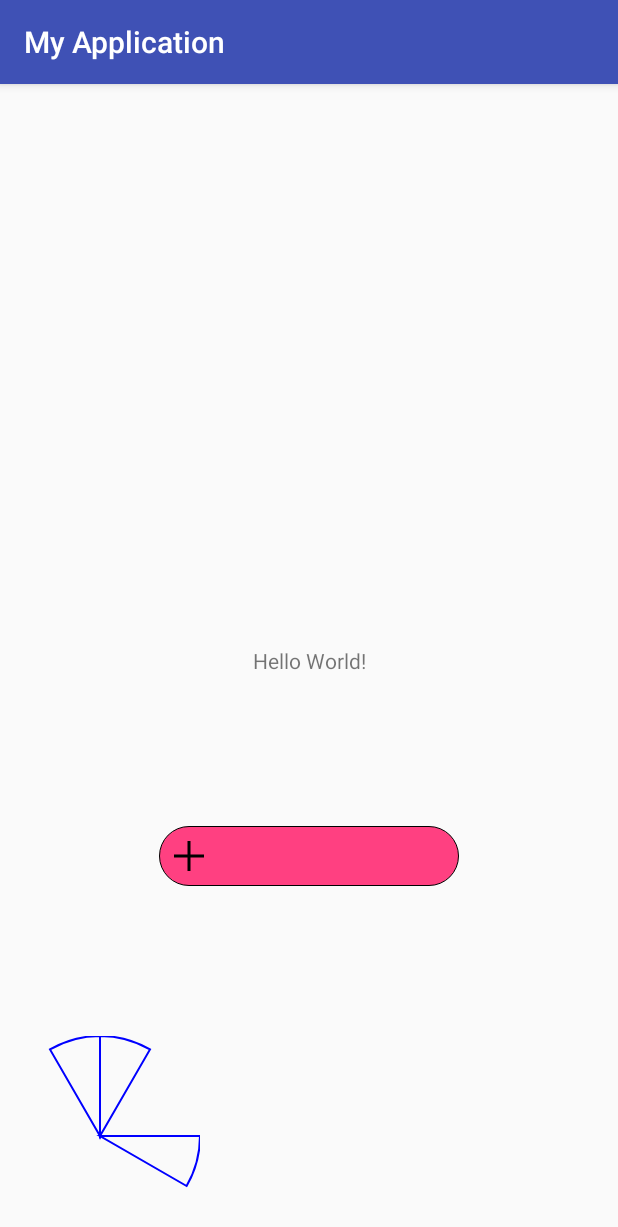
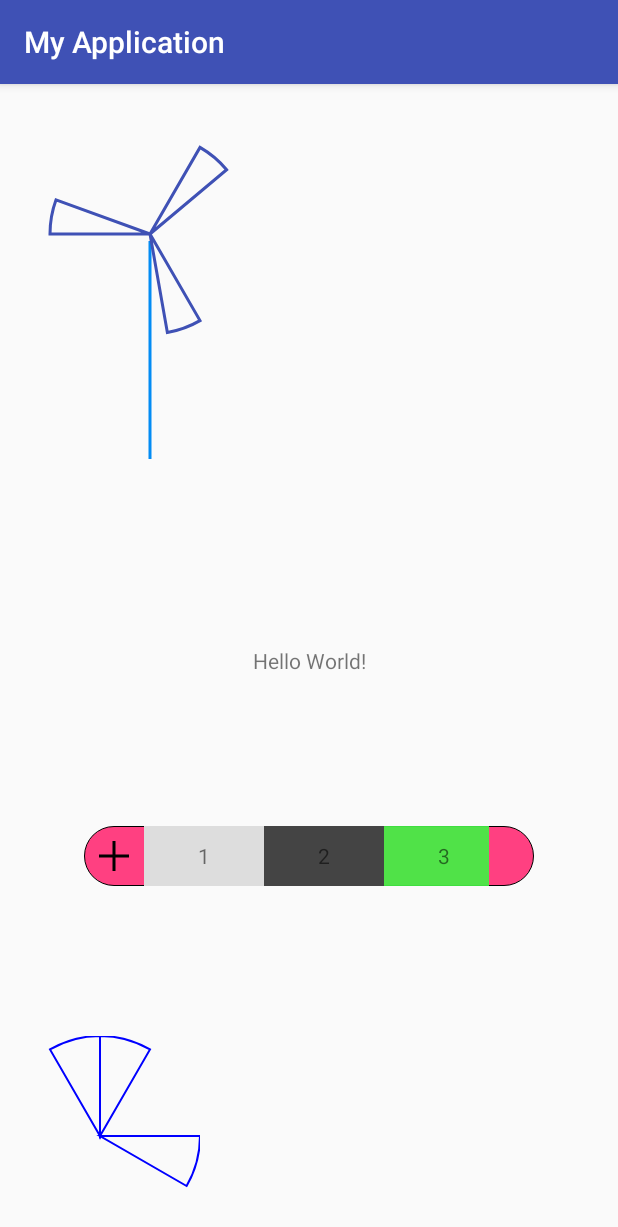
Before and after one commit to nokiafen/MyViewPractice, an Android app: the screen it shows after launch (MainActivity), on a phone screen of 412 x 824 dp. Shown: the top 1227 px of the screen. Run offline under Robolectric (Android 15) with nearby library versions, the phone set to English and light mode, and no system bars.

```diff
--- a/app/src/main/java/com/example/archermind/myapplication/views/ExpandleableView.java
+++ b/app/src/main/java/com/example/archermind/myapplication/views/ExpandleableView.java
@@ -210,7 +210,7 @@ public class ExpandleableView  extends RelativeLayout{
     }
 
 
-    private  boolean isExpand=true;
+    private  boolean isExpand=false;
     private  float buttonIconDegrees=0; //旋转度数
     private class ExpandMenuAnim extends Animation {
         public ExpandMenuAnim() {}
@@ -221,10 +221,12 @@ public class ExpandleableView  extends RelativeLayout{
             super.applyTransformation(interpolatedTime, t);
             if(isExpand){//展开菜单
                 buttonIconDegrees = 90-90 * interpolatedTime;
-                layout(normalLeft,normalTop, (int)(viewWith-maxChangedWith*interpolatedTime),viewHeight);
+                Log.d("Anim","normalleft:"+normalLeft+"normaltop:"+normalTop);
+                layout(normalLeft,normalTop,normalLeft+ (int)(viewWith-maxChangedWith*interpolatedTime),normalTop+viewHeight);
             }else {//收起菜单
                 buttonIconDegrees =  90 * interpolatedTime;
-                layout(normalLeft,normalTop, (int)(minWith+maxChangedWith*interpolatedTime),viewHeight);
+                Log.d("Anim","normalleft:"+normalLeft+"normaltop:"+normalTop);
+                layout(normalLeft,normalTop, normalLeft+(int)(minWith+maxChangedWith*interpolatedTime),normalTop+viewHeight);
             }
 
 
@@ -233,10 +235,24 @@ public class ExpandleableView  extends RelativeLayout{
         }
     }
 
+    @Override
+    protected void onLayout(boolean changed, int l, int t, int r, int b) {
+        Log.d("onLayout","l:"+l+"t:"+t);
+        super.onLayout(changed, l, t, r, b);
+        int childCount=getChildCount();
+        if (childCount>=1) {
+            View chidView=getChildAt(0);
+            if (!isExpand) {
+                chidView.setVisibility(View.VISIBLE);
+                LayoutParams layoutParams =new LayoutParams(viewWith,viewHeight);
+                layoutParams.setMargins((int) roundRaduis+halfBWith,0,(int) roundRaduis,0);
+                chidView.setLayoutParams(layoutParams);
+                chidView.layout((int)(2*roundRaduis),0,(int)(viewWith-roundRaduis-halfBWith),viewHeight);
+            }else {
+                chidView.setVisibility(View.GONE);
+            }
+        }
 
-
-
-
-
+        }
 
 }
--- /dev/null
+++ b/app/src/main/java/com/example/archermind/myapplication/views/FanView.java
@@ -0,0 +1,144 @@
+package com.example.archermind.myapplication.views;
+
+import android.content.Context;
+import android.content.res.TypedArray;
+import android.graphics.Canvas;
+import android.graphics.Color;
+import android.graphics.Paint;
+import android.graphics.Point;
+import android.graphics.RectF;
+import android.support.annotation.Nullable;
+import android.util.AttributeSet;
+import android.util.Log;
+import android.view.View;
+
+import com.example.archermind.myapplication.R;
+
+/**
+ * Created by archermind on 18-9-28.
+ */
+
+public class FanView extends View{
+    private int defaultHeight;
+    private int defaultWith;
+    private  int viewWith;
+    private int viewHeight;
+    private AttributeSet attrs;
+    Paint paint=new Paint();
+    private Point centerPoint;
+    Thread thread;
+
+    private  int raduis;
+    private int barSize;
+    boolean counter=false;
+    public FanView(Context context) {
+        super(context);
+        init();
+    }
+
+    public FanView(Context context, @Nullable AttributeSet attrs) {
+        super(context, attrs);
+        this.attrs=attrs;
+        init();
+    }
+
+
+    private  int bar_color;
+    private int fan_color;
+    private void init() {
+        defaultHeight=Utils.dp2px(getContext(),200);
+        defaultWith=Utils.dp2px(getContext(),200);
+        paint.setColor(Color.BLACK);
+        paint.setAntiAlias(true);
+        paint.setStyle(Paint.Style.STROKE);
+        paint.setStrokeWidth(Utils.dp2px(getContext(),2));
+        centerPoint = new Point();
+
+        TypedArray typedArray=getContext().obtainStyledAttributes(attrs, R.styleable.FanView);
+        bar_color=   typedArray.getColor(R.styleable.FanView_bar_color,Color.GRAY);
+        fan_color=typedArray.getColor(R.styleable.FanView_fan_color,Color.GRAY);
+
+    }
+
+    @Override
+    protected void onMeasure(int widthMeasureSpec, int heightMeasureSpec) {
+        super.onMeasure(widthMeasureSpec, heightMeasureSpec);
+        viewWith=  measureSelf(widthMeasureSpec,defaultWith );
+        viewHeight=  measureSelf(heightMeasureSpec,defaultHeight );
+        setMeasuredDimension(viewWith,viewHeight);
+        centerPoint.set(viewWith/2,viewHeight/3);
+        raduis=viewWith/3;
+        barSize=viewHeight/2;
+    }
+
+    private int measureSelf(int measureSpec,int defaultValue) {
+        int resultSize=defaultValue;
+        int mode=MeasureSpec.getMode(measureSpec);
+        int measureSize=MeasureSpec.getSize(measureSpec);
+        switch (mode) {
+            case MeasureSpec.EXACTLY:
+                resultSize=measureSize;
+                break;
+            case MeasureSpec.AT_MOST:
+                resultSize=Math.min(measureSize,defaultValue);
+                break;
+        }
+        return  resultSize;
+    }
+
+
+    int degree=0;
+    RectF rectF =new RectF();
+    @Override
+    protected void onDraw(Canvas canvas) {
+        super.onDraw(canvas);
+        paint.setColor(bar_color);
+        canvas.drawLine(centerPoint.x,centerPoint.y+Utils.dp2px(getContext(),5),centerPoint.x,centerPoint.y+barSize,paint);//draw bar
+
+
+        canvas.save();
+        paint.setColor(fan_color);
+        canvas.rotate(degree,centerPoint.x,centerPoint.y);
+        rectF.set(centerPoint.x-raduis,centerPoint.y-raduis,centerPoint.x+raduis,centerPoint.y+raduis);
+        canvas.drawArc(rectF,0,20,true,paint);
+        canvas.drawArc(rectF,120,20,true,paint);
+        canvas.drawArc(rectF,240,20,true,paint);
+        canvas.restore();
+        Log.d("tt","ss");
+        counter();
+
+    }
+
+    private void counter() {
+        if (counter==false) {
+            counter=true;
+            thread=  new Thread(new Runnable() {
+                @Override
+                public void run() {
+                    while (counter){
+                        degree+=30;
+                        postInvalidate();
+                        try {
+                            Thread.sleep(100);
+                        } catch (InterruptedException e) {
+                            e.printStackTrace();
+                        }
+                    }
+                }
+            });
+            thread.start();
+        }
+    }
+
+    @Override
+    protected void onFinishInflate() {
+        super.onFinishInflate();
+
+    }
+
+    @Override
+    protected void onDetachedFromWindow() {
+        super.onDetachedFromWindow();
+        thread.stop();
+    }
+}
--- a/app/src/main/res/layout/activity_main.xml
+++ b/app/src/main/res/layout/activity_main.xml
@@ -26,8 +26,8 @@
        />
 
     <com.example.archermind.myapplication.views.ExpandleableView
-        android:layout_width="wrap_content"
-        android:layout_height="wrap_content"
+        android:layout_width="300dp"
+        android:layout_height="40dp"
         app:layout_constraintTop_toBottomOf="@+id/tv_text"
         app:layout_constraintBottom_toTopOf="@+id/circle1"
         app:layout_constraintStart_toStartOf="parent"
@@ -39,6 +39,67 @@
         app:button_color="#000000"
         app:button_size="20dp"
         app:button_stroke_size="2dp"
-        />
+        >
+        <HorizontalScrollView
+            android:layout_width="match_parent"
+            android:layout_height="match_parent">
+            <LinearLayout
+                android:layout_width="match_parent"
+                android:orientation="horizontal"
+                android:layout_height="match_parent">
+                <TextView
+                    android:layout_width="80dp"
+                    android:layout_height="match_parent"
+                    android:text="1"
+                    android:padding="10dp"
+                    android:gravity="center"
+                    android:background="#dddddd"
+                    />
+
+                <TextView
+                    android:layout_width="80dp"
+                    android:layout_height="match_parent"
+                    android:text="2"
+                    android:padding="10dp"
+                    android:gravity="center"
+                    android:background="#444444"
+                    />
+
+                <TextView
+                    android:layout_width="80dp"
+                    android:layout_height="match_parent"
+                    android:text="3"
+                    android:padding="10dp"
+                    android:gravity="center"
+                    android:background="#e4e4"
+                    />
+                <TextView
+                    android:layout_width="80dp"
+                    android:layout_height="match_parent"
+                    android:text="4"
+                    android:padding="10dp"
+                    android:gravity="center"
+                    android:background="#666666"
+                    />
+
+            </LinearLayout>
+
+
+        </HorizontalScrollView>
+
+
+    </com.example.archermind.myapplication.views.ExpandleableView>
+
+
+
+
+    <com.example.archermind.myapplication.views.FanView
+        android:layout_width="200dp"
+        android:layout_height="300dp"
+        app:bar_color="@color/primary_material_light_1"
+        app:fan_color="@color/colorPrimary"
+        >
+
+    </com.example.archermind.myapplication.views.FanView>
 
 </android.support.constraint.ConstraintLayout>
--- a/app/src/main/res/values/styles.xml
+++ b/app/src/main/res/values/styles.xml
@@ -24,4 +24,10 @@
         <attr name="button_stroke_size" format="dimension"></attr>
     </declare-styleable>
 
+
+    <declare-styleable name="FanView">
+        <attr name="bar_color" format="color"></attr>
+        <attr name="fan_color" format="color"></attr>
+    </declare-styleable>
+
 </resources>
```
